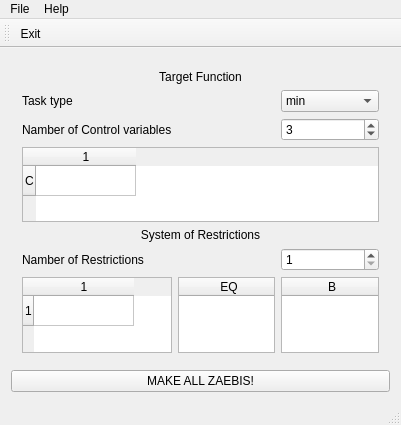
The window that mainwindow.ui (aleax/simplex) describes before a commit, drawn with Qt 5.
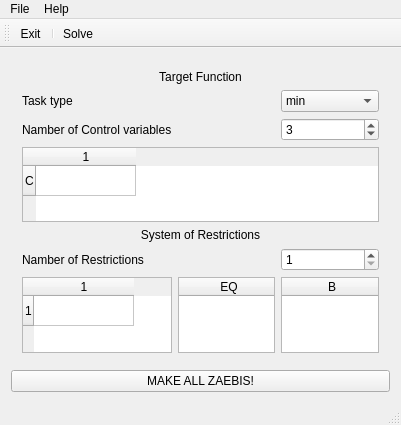
The same window after the commit.

What changed in the file:
```diff
--- a/mainwindow.ui
+++ b/mainwindow.ui
@@ -208,6 +208,8 @@
     <bool>false</bool>
    </attribute>
    <addaction name="actionExit"/>
+   <addaction name="separator"/>
+   <addaction name="actionSolve"/>
   </widget>
   <widget class="QStatusBar" name="statusBar"/>
   <action name="actionExit">
@@ -231,6 +233,11 @@
     <string>About</string>
    </property>
   </action>
+  <action name="actionSolve">
+   <property name="text">
+    <string>Solve</string>
+   </property>
+  </action>
  </widget>
  <layoutdefault spacing="6" margin="11"/>
  <tabstops>
```
Left out of the diff: 16 changed lines with no effect on the pictures.
